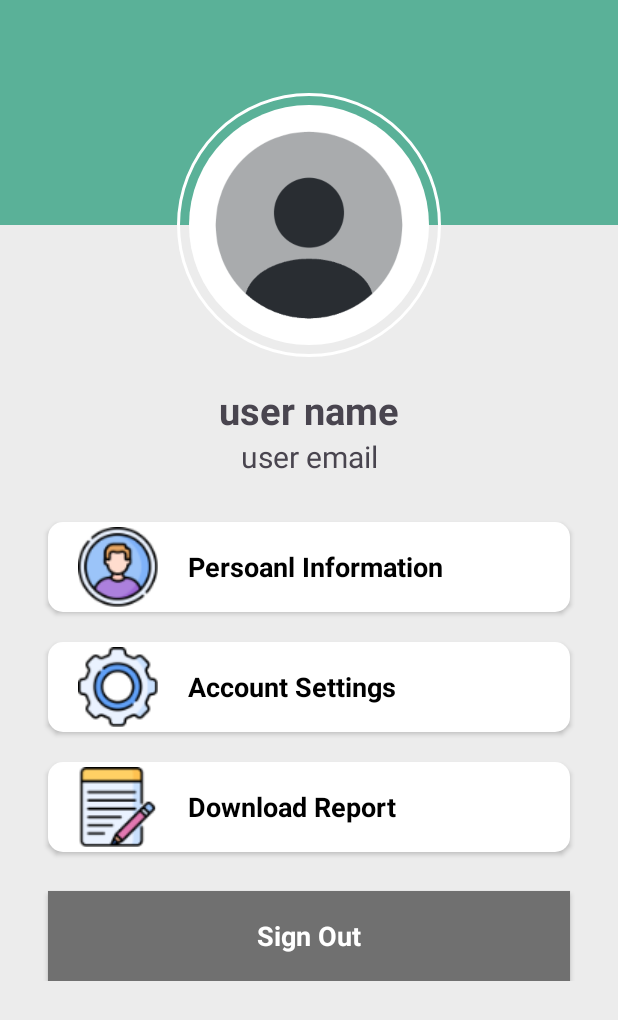
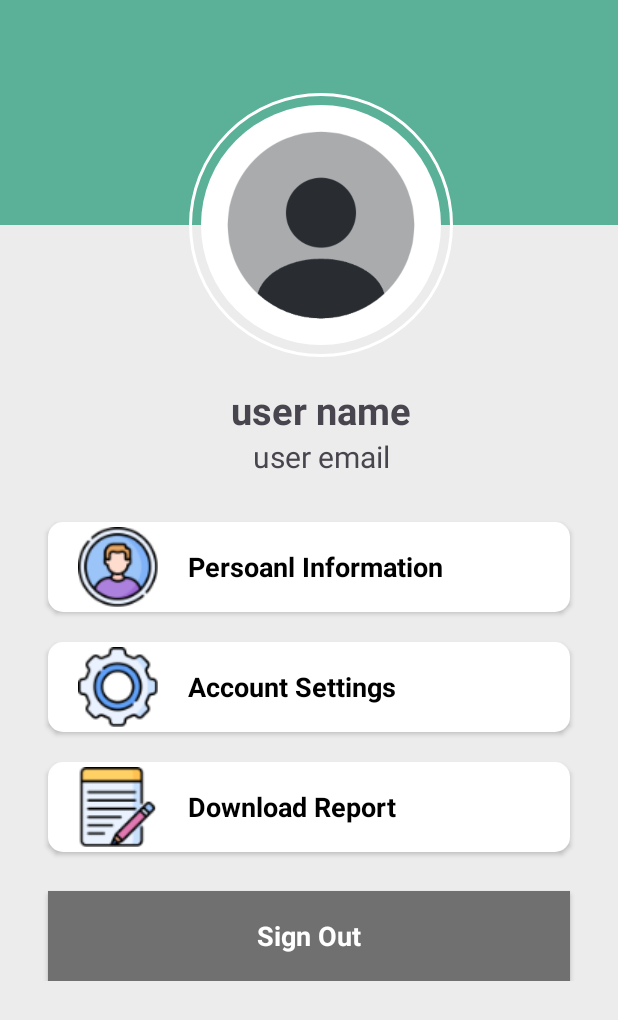
Before and after one commit to DavidGong-FCUC-FYP/PostureDetection, an Android app: the layout fragment_profile.xml on its own in the app's theme, with its tools: preview values and no code run, on a phone screen of 412 x 824 dp. Shown: the top 1020 px of the screen. Run offline under Robolectric (Android 15) with nearby library versions, the phone set to English and light mode, and no system bars.

Commit message:
change profile

```diff
--- a/app/src/main/java/com/posturedetection/android/EditItemActivity.kt
+++ b/app/src/main/java/com/posturedetection/android/EditItemActivity.kt
@@ -55,6 +55,10 @@ class EditItemActivity : AppCompatActivity() {
             setResult(RESULT_OK)
             finish()
         }
+
+        tlTitle.iv_backward.setOnClickListener {
+            finish()
+        }
     }
 
     override fun onDestroy() {
--- a/app/src/main/res/layout/fragment_profile.xml
+++ b/app/src/main/res/layout/fragment_profile.xml
@@ -30,19 +30,33 @@
                     app:layout_constraintTop_toTopOf="parent"
                     app:srcCompat="@drawable/profile_top_background" />
 
-                <ImageView
-                    android:id="@+id/imageView2"
+                <com.posturedetection.android.widget.RoundImageView
+                    android:id="@+id/user_img"
+                    android:padding="15dp"
                     android:layout_width="180dp"
                     android:layout_height="180dp"
+                    android:layout_marginLeft="@dimen/padding_left_and_right"
+                    android:scaleType="centerCrop"
+                    android:src="@drawable/profile"
                     android:background="@drawable/image_border"
-                    android:padding="15dp"
-                    android:scaleType="centerCrop"
-                    app:srcCompat="@drawable/profile"
                     app:layout_constraintBottom_toBottomOf="@+id/imageView"
                     app:layout_constraintEnd_toEndOf="parent"
                     app:layout_constraintStart_toStartOf="@+id/imageView"
-                    app:layout_constraintTop_toBottomOf="@+id/imageView"
-                    />
+                    app:layout_constraintTop_toBottomOf="@+id/imageView"/>
+
+<!--                <ImageView-->
+<!--                    android:id="@+id/user_img"-->
+<!--                    android:layout_width="180dp"-->
+<!--                    android:layout_height="180dp"-->
+<!--                    android:background="@drawable/image_border"-->
+<!--                    android:padding="15dp"-->
+<!--                    android:scaleType="centerCrop"-->
+<!--                    app:srcCompat="@drawable/profile"-->
+<!--                    app:layout_constraintBottom_toBottomOf="@+id/imageView"-->
+<!--                    app:layout_constraintEnd_toEndOf="parent"-->
+<!--                    app:layout_constraintStart_toStartOf="@+id/imageView"-->
+<!--                    app:layout_constraintTop_toBottomOf="@+id/imageView"-->
+<!--                    />-->
 
                 <TextView
                     android:id="@+id/profile_username"
@@ -52,9 +66,9 @@
                     android:layout_marginTop="16dp"
                     android:textSize="25sp"
                     android:textStyle="bold"
-                    app:layout_constraintEnd_toEndOf="@+id/imageView2"
-                    app:layout_constraintStart_toStartOf="@+id/imageView2"
-                    app:layout_constraintTop_toBottomOf="@+id/imageView2" />
+                    app:layout_constraintEnd_toEndOf="@+id/user_img"
+                    app:layout_constraintStart_toStartOf="@+id/user_img"
+                    app:layout_constraintTop_toBottomOf="@+id/user_img" />
 
                 <TextView
                     android:id="@+id/profile_email"
--- /dev/null
+++ b/app/src/main/res/xml/file_paths.xml
@@ -0,0 +1,6 @@
+<?xml version="1.0" encoding="utf-8"?>
+<paths xmlns:android="http://schemas.android.com/apk/res/android">
+    <external-path
+        name="my_images"
+        path="/"/>
+</paths>
```
Also changed, not shown: app/src/main/AndroidManifest.xml (+10 -1 lines), app/src/main/java/com/posturedetection/android/MainActivity.kt (+20 -17 lines), app/src/main/java/com/posturedetection/android/PersonalInformationActivity.java (+20 -6 lines), app/src/main/java/com/posturedetection/android/data/LoginUser.java (+25 -10 lines), app/src/main/java/com/posturedetection/android/data/model/User.java (+10 -0 lines), app/src/main/java/com/posturedetection/android/ui/profile/ProfileFragment.kt (+14 -7 lines), app/src/main/java/com/posturedetection/android/widget/TitleLayout.java (+19 -14 lines).
